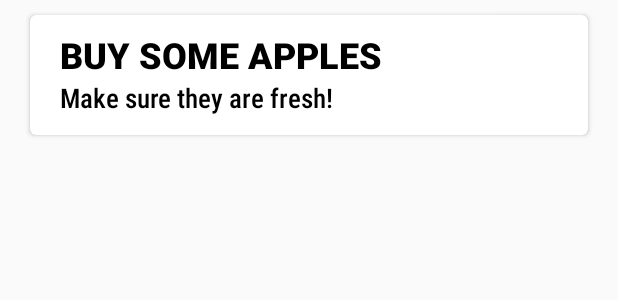
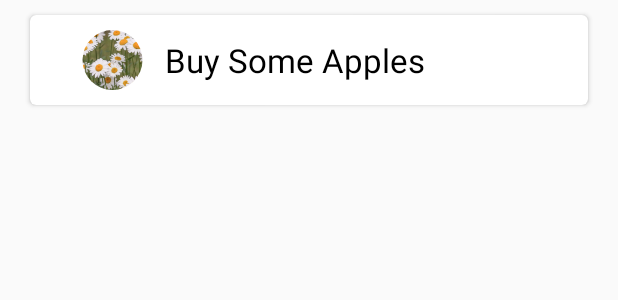
Before and after one commit to Phetchapa/Hantanjai_app_proj, an Android app built with Jetpack Compose: the layout todo_task.xml on its own in the app's theme, with its tools: preview values and no code run, on a phone screen of 412 x 824 dp. Shown: the top 300 px of the screen. Run offline under Robolectric (Android 15) with nearby library versions, the phone set to English and light mode, and no system bars.

Commit message:
recycleview han step1

```diff
--- a/app/build.gradle.kts
+++ b/app/build.gradle.kts
@@ -55,6 +55,8 @@ dependencies {
     // roundedImageview for hanmoney_step1
     //implementation("com.makeramen:roundedimageview:2.3.0")
 
+    // for hanmoneyStep1
     implementation ("androidx.recyclerview:recyclerview:1.3.0")
     implementation ("androidx.recyclerview:recyclerview-selection:1.1.0")
+    implementation ("de.hdodenhof:circleimageview:3.1.0")
 }
--- a/app/src/main/AndroidManifest.xml
+++ b/app/src/main/AndroidManifest.xml
@@ -13,10 +13,10 @@
         android:theme="@style/Theme.Hantanjai_app_proj"
         tools:targetApi="31">
         <activity
+            android:name=".MainActivity"
+            android:exported="false"/>
+        <activity
             android:name=".HanmoneyStep1"
-            android:exported="true"/>
-        <activity
-            android:name=".MainActivity"
             android:exported="true">
             <intent-filter>
                 <action android:name="android.intent.action.MAIN" />
--- a/app/src/main/res/layout/activity_hanmoney_step_one.xml
+++ b/app/src/main/res/layout/activity_hanmoney_step_one.xml
@@ -10,8 +10,9 @@
         android:id="@+id/recycler_view"
         android:layout_width="match_parent"
         android:layout_height="match_parent"
-        app:layout_constraintTop_toTopOf="parent"
-        app:layout_constraintBottom_toBottomOf="parent" />
+        android:layout_marginTop="16dp"
+        android:layout_marginBottom="16dp"
+        app:layoutManager="androidx.recyclerview.widget.LinearLayoutManager" />
 
 
 </androidx.constraintlayout.widget.ConstraintLayout>
--- a/app/src/main/res/layout/todo_task.xml
+++ b/app/src/main/res/layout/todo_task.xml
@@ -4,7 +4,7 @@
     xmlns:tools="http://schemas.android.com/tools"
     android:id="@+id/card_view"
     android:layout_width="match_parent"
-    android:layout_height="80dp"
+    android:layout_height="60dp"
     android:layout_marginTop="10dp"
     android:layout_marginStart="20dp"
     android:layout_marginEnd="20dp"
@@ -15,24 +15,51 @@
         android:layout_height="wrap_content"
         android:layout_marginStart="20dp"
         android:layout_marginTop="10dp"
-        android:orientation="vertical">
-        <TextView
-            android:id="@+id/task_title"
-            android:layout_width="wrap_content"
+        android:layout_marginBottom="10dp"
+        android:orientation="horizontal"
+        android:gravity="center">
+
+        <LinearLayout
+            android:layout_width="0dp"
             android:layout_height="wrap_content"
-            tools:text="Buy Some Apples"
-            android:fontFamily="sans-serif-black"
-            android:textColor="@color/black"
-            android:textAllCaps="true"
-            android:textSize="24sp" />
-        <TextView
-            android:id="@+id/task_detail"
-            android:layout_width="wrap_content"
+            android:layout_weight="0.2"
+            android:orientation="vertical">
+            <!-- ส่วนของเนื้อหาของ LinearLayout ที่เป็นแนวนอนที่ 1 -->
+
+            <RelativeLayout
+                android:layout_width="match_parent"
+                android:layout_height="match_parent"
+                tools:context=".MainActivity">
+
+                <!-- Circular Image View  -->
+                <de.hdodenhof.circleimageview.CircleImageView
+                    android:id="@+id/profile_image"
+                    android:layout_width="300dp"
+                    android:layout_height="300dp"
+                    android:layout_centerInParent="true"
+                    android:src="@drawable/flower01" />
+
+            </RelativeLayout>
+        </LinearLayout>
+
+        <LinearLayout
+            android:layout_width="0dp"
             android:layout_height="wrap_content"
-            tools:text="Make sure they are fresh!"
-            android:fontFamily="sans-serif-condensed-medium"
-            android:textColor="@color/black"
-            android:textSize="18sp" />
+            android:layout_weight="0.8"
+            android:orientation="vertical">
+            <!-- ส่วนของเนื้อหาของ LinearLayout ที่เป็นแนวนอนที่ 2 -->
+            <TextView
+                android:id="@+id/task_title"
+                android:layout_width="wrap_content"
+                android:layout_height="wrap_content"
+                android:fontFamily="sans-serif"
+                android:textColor="@color/black"
+                android:textSize="22sp"
+                tools:text="Buy Some Apples" />
+        </LinearLayout>
+
     </LinearLayout>
 
+
+
 </androidx.cardview.widget.CardView>
```
Also changed, not shown: app/src/main/java/com/example/hantanjai_app_proj/HanmoneyStep1.kt (+26 -131 lines), app/src/main/java/com/example/hantanjai_app_proj/MyAdapter.kt (added, +30 -0 lines), app/src/main/res/drawable/flower01.png (added), app/src/main/res/drawable/flower02.png (added), app/src/main/res/drawable/flower03.png (added), app/src/main/res/drawable/flower04.png (added), app/src/main/res/drawable/flower05.png (added), app/src/main/res/drawable/flower06.png (added), app/src/main/res/drawable/flower07.png (added).
